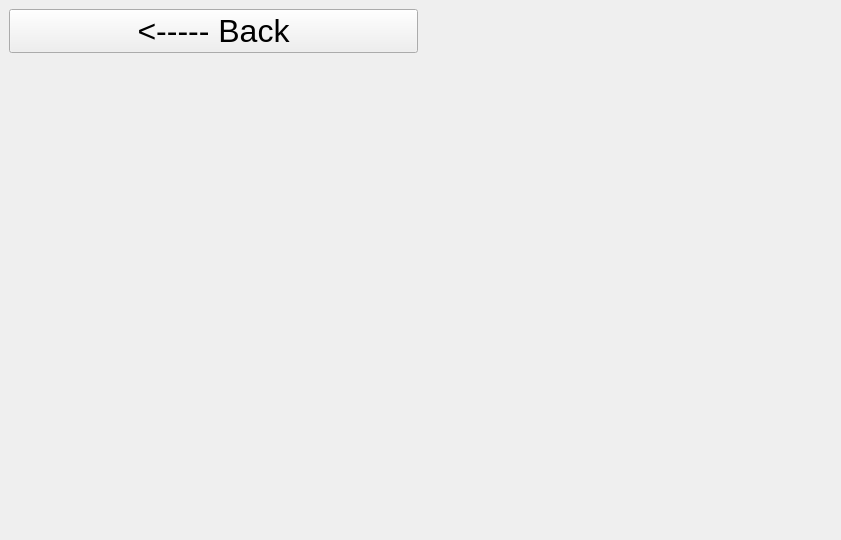
This is UI/rules.ui in romka-best/QT_Project as Qt 5 draws it before an edit. The edited form follows.
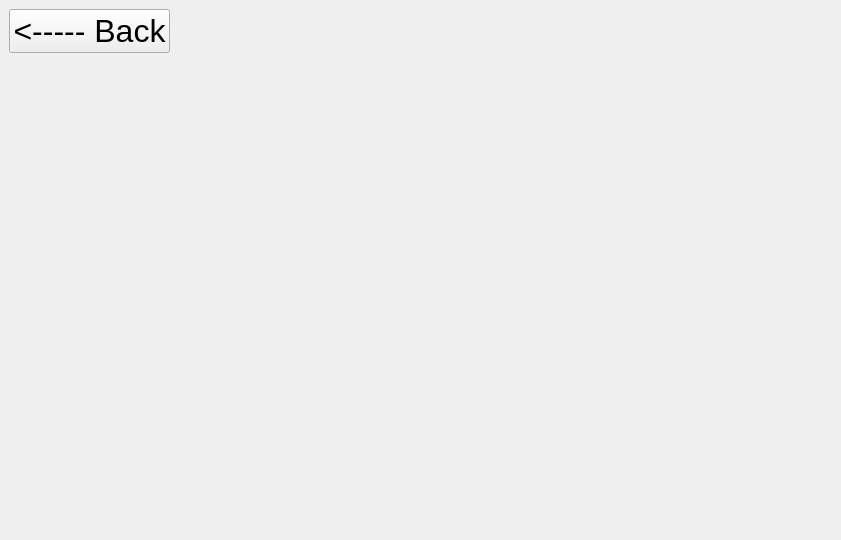
This is the edited form.

What changed in the file:
```diff
--- a/UI/rules.ui
+++ b/UI/rules.ui
@@ -15,7 +15,9 @@
         </property>
         <widget class="QWidget" name="centralwidget">
             <layout class="QGridLayout" name="gridLayout">
-                <item row="0" column="0">
+                <item row="0" column="0" colspan="3">
+                    <layout class="QHBoxLayout" name="horizontalLayout_2">
+                        <item alignment="Qt::AlignLeft">
                     <widget class="QPushButton" name="backButton">
                         <property name="font">
                             <font>
@@ -27,14 +29,29 @@
                         </property>
                     </widget>
                 </item>
-                <item row="0" column="1">
+                        <item>
                     <widget class="QLabel" name="logoImage">
                         <property name="text">
                             <string/>
                         </property>
                     </widget>
                 </item>
-                <item row="1" column="0" colspan="2">
+                    </layout>
+                </item>
+                <item row="1" column="1">
+                    <spacer name="verticalSpacer">
+                        <property name="orientation">
+                            <enum>Qt::Vertical</enum>
+                        </property>
+                        <property name="sizeHint" stdset="0">
+                            <size>
+                                <width>20</width>
+                                <height>40</height>
+                            </size>
+                        </property>
+                    </spacer>
+                </item>
+                <item row="3" column="0" colspan="3">
                     <widget class="QLabel" name="label">
                         <property name="font">
                             <font>
@@ -46,6 +63,19 @@
                         </property>
                     </widget>
                 </item>
+                <item row="4" column="1">
+                    <spacer name="verticalSpacer_2">
+                        <property name="orientation">
+                            <enum>Qt::Vertical</enum>
+                        </property>
+                        <property name="sizeHint" stdset="0">
+                            <size>
+                                <width>20</width>
+                                <height>40</height>
+                            </size>
+                        </property>
+                    </spacer>
+                </item>
             </layout>
         </widget>
     </widget>
```
Lines whose indentation alone changed are shown as unchanged.
